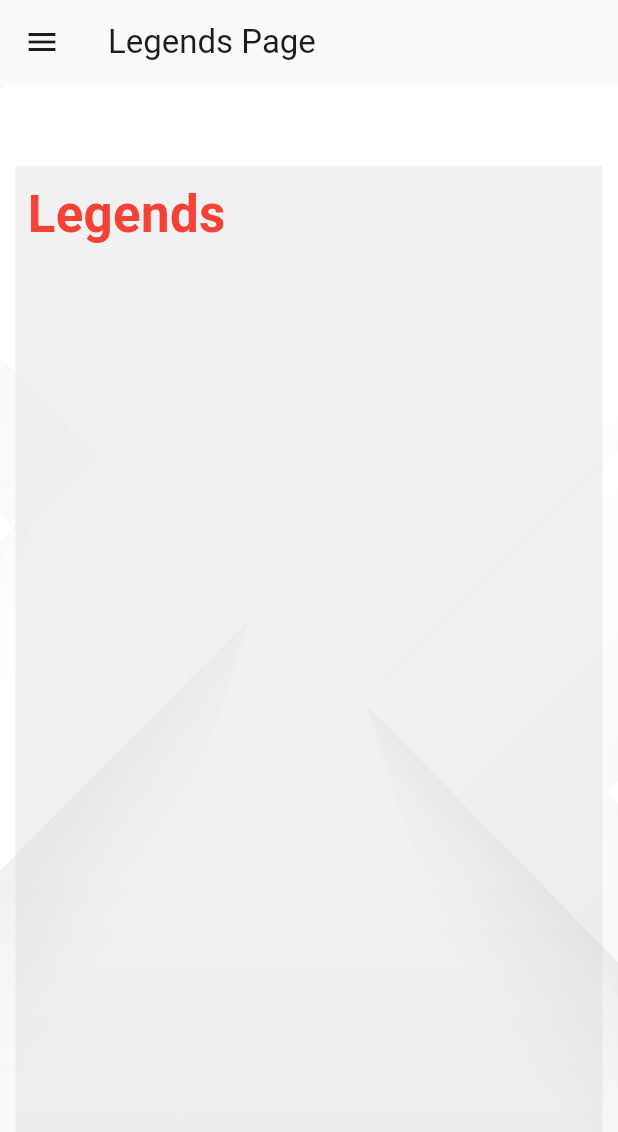
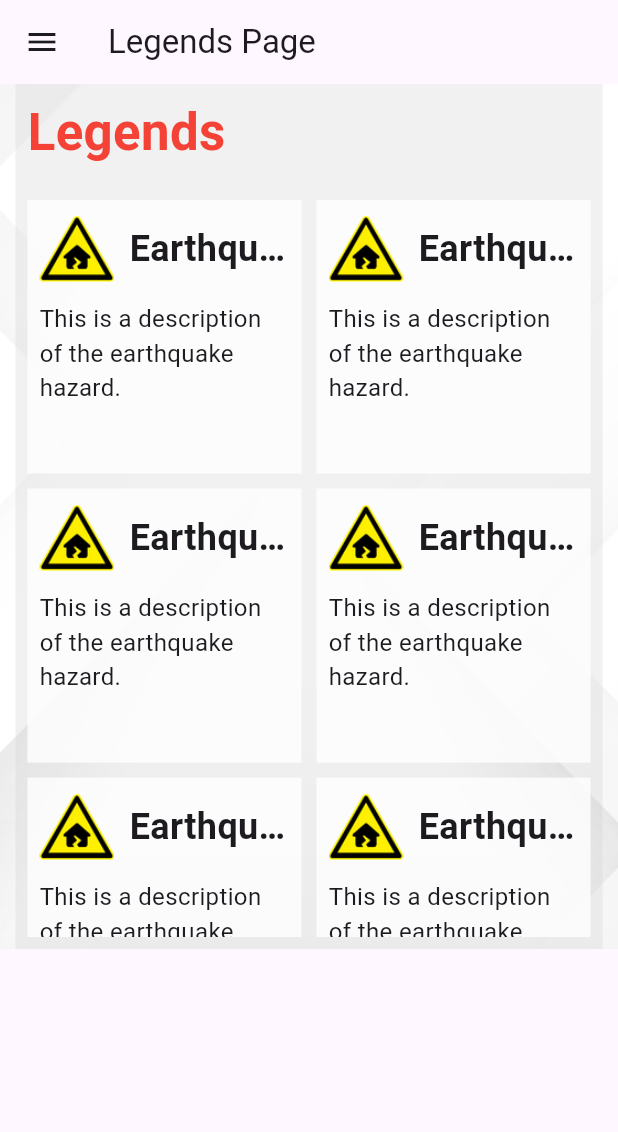
Before and after one commit to Velsariaa/hazmap, a Flutter app: the screen it shows after launch, in the side drawer, after a tap on "Legends Page", on a phone screen of 412 x 824 dp. Shown: the top 1132 px of the screen. Run offline on Flutter 3.47's test engine with Material 3 defaults, Android fonts, the phone set to English and light mode, and no system bars.

Commit message:
[Update] Legends page

```diff
--- a/lib/pages/Legends.dart
+++ b/lib/pages/Legends.dart
@@ -21,7 +21,8 @@ class LegendsPage extends StatelessWidget {
         ),
       ),
       drawer: const navbar(),
-      body: Container(
+      body: SingleChildScrollView(
+        child: Container(
           decoration: const BoxDecoration(
             image: DecorationImage(
               image: AssetImage('lib/assets/legendbg.png'),
@@ -31,19 +32,69 @@ class LegendsPage extends StatelessWidget {
           child: Center(
             child: Container(
               width: MediaQuery.of(context).size.width * 0.95,
-            height: MediaQuery.of(context).size.height * 0.8,
+              height: MediaQuery.of(context).size.height * 0.7,
               color: Color.fromARGB(255, 204, 204, 204).withOpacity(0.27),
-            child: const Align(
-              alignment: Alignment.topLeft,
               child: Padding(
-                padding: EdgeInsets.all(8.0),
-                child: Text(
+                padding: const EdgeInsets.all(8.0),
+                child: Column(
+                  crossAxisAlignment: CrossAxisAlignment.start,
+                  children: [
+                    const Text(
                       'Legends',
                       style: TextStyle(
                         fontSize: 34,
                         color: Colors.red,
                         fontWeight: FontWeight.w700,
                       ),
+                    ),
+                    const SizedBox(height: 20),
+                    Expanded(
+                      child: GridView.count(
+                        shrinkWrap:
+                            true, // Ensures GridView does not exceed its parent's size
+                        crossAxisCount: 2,
+                        crossAxisSpacing: 10,
+                        mainAxisSpacing: 10,
+                        children: List.generate(6, (index) {
+                          return Container(
+                            color: Colors.white.withOpacity(0.8),
+                            padding: const EdgeInsets.all(8.0),
+                            child: Column(
+                              children: [
+                                Row(
+                                  children: [
+                                    Image.asset(
+                                      'lib/assets/earthquakehazard.png',
+                                      width: 50,
+                                      height: 50,
+                                    ),
+                                    const SizedBox(width: 10),
+                                    const Expanded(
+                                      // Ensures text does not overflow
+                                      child: Text(
+                                        'Earthquake Hazard',
+                                        style: TextStyle(
+                                          fontSize: 24,
+                                          fontWeight: FontWeight.bold,
+                                        ),
+                                        overflow: TextOverflow
+                                            .ellipsis, // Adds "..." if text is too long
+                                      ),
+                                    ),
+                                  ],
+                                ),
+                                const SizedBox(height: 10),
+                                const Text(
+                                  'This is a description of the earthquake hazard.',
+                                  style: TextStyle(fontSize: 16),
+                                ),
+                              ],
+                            ),
+                          );
+                        }),
+                      ),
+                    ),
+                  ],
                 ),
               ),
             ),
```
Lines whose indentation alone changed are shown as unchanged.
